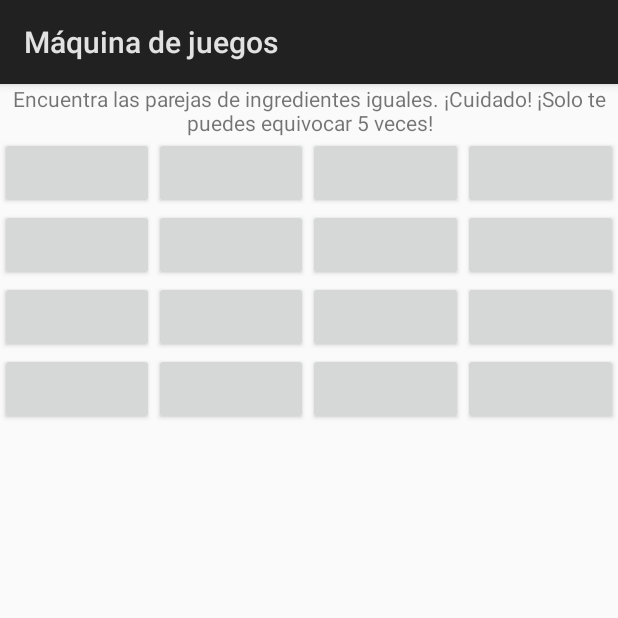
After one commit to JuanAntonioRomero/introduccion-a-android, an Android app: the MemoryGameActivity screen opened directly, with no data from a screen before it, on a phone screen of 412 x 824 dp, the top half of it. The commit adds this screen. Run offline under Robolectric (Android 15) with nearby library versions, the phone set to English and light mode, and no system bars.

Commit message:
Workshop - Step 5: Memory game

```diff
--- a/app/src/main/AndroidManifest.xml
+++ b/app/src/main/AndroidManifest.xml
@@ -18,6 +18,7 @@
         <activity android:name=".AdderGameActivity"/>
         <activity android:name=".GuessGameActivity"/>
         <activity android:name=".AdventureGameActivity"/>
+        <activity android:name=".MemoryGameActivity"/>
     </application>
 
 </manifest>
--- a/app/src/main/java/com/example/everis/android/introduccionaandroid/MainActivity.java
+++ b/app/src/main/java/com/example/everis/android/introduccionaandroid/MainActivity.java
@@ -39,5 +39,14 @@ public class MainActivity extends Activity {
                 startActivity(intent);
             }
         });
+
+        Button memoryGameButton = findViewById(R.id.button_game_memory);
+        memoryGameButton.setOnClickListener(new View.OnClickListener() {
+            @Override
+            public void onClick(View view) {
+                Intent intent = new Intent(MainActivity.this, MemoryGameActivity.class);
+                startActivity(intent);
+            }
+        });
     }
 }
--- /dev/null
+++ b/app/src/main/java/com/example/everis/android/introduccionaandroid/MemoryGameActivity.java
@@ -0,0 +1,174 @@
+package com.example.everis.android.introduccionaandroid;
+
+import android.app.Activity;
+import android.os.Bundle;
+import android.os.Handler;
+import android.os.Looper;
+import android.text.TextUtils;
+import android.view.View;
+import android.widget.Button;
+import android.widget.TextView;
+
+import java.util.ArrayList;
+import java.util.List;
+import java.util.Random;
+
+public class MemoryGameActivity extends Activity {
+
+    private static final int MAX_ERRORS = 5;
+
+    private TextView mPromptTextView;
+    private Button[][] mButtons = new Button[4][4];
+    private int[][] mAnswers = new int[4][4];
+    private Button mSelectedButton = null;
+    private int mErrorCount;
+
+    @Override
+    protected void onCreate(Bundle savedInstanceState) {
+        super.onCreate(savedInstanceState);
+        setContentView(R.layout.activity_memory);
+
+        mPromptTextView = findViewById(R.id.prompt);
+        mPromptTextView.setText(R.string.memory_prompt);
+
+        initializeAnswers();
+        initializeButtons();
+    }
+
+    private void initializeAnswers() {
+        List<Integer> answers = new ArrayList<>();
+        answers.add(R.string.memory_option1);
+        answers.add(R.string.memory_option1);
+        answers.add(R.string.memory_option2);
+        answers.add(R.string.memory_option2);
+        answers.add(R.string.memory_option3);
+        answers.add(R.string.memory_option3);
+        answers.add(R.string.memory_option4);
+        answers.add(R.string.memory_option4);
+        answers.add(R.string.memory_option5);
+        answers.add(R.string.memory_option5);
+        answers.add(R.string.memory_option6);
+        answers.add(R.string.memory_option6);
+        answers.add(R.string.memory_option7);
+        answers.add(R.string.memory_option7);
+        answers.add(R.string.memory_option8);
+        answers.add(R.string.memory_option8);
+
+        Random random = new Random();
+        int answersIndex;
+        int counter = 0;
+        while (answers.size() > 0) {
+            answersIndex = Math.abs(random.nextInt() % answers.size());
+            mAnswers[counter / 4][counter % 4] = answers.get(answersIndex);
+            answers.remove(answersIndex);
+            counter++;
+        }
+    }
+
+    private void initializeButtons() {
+        mButtons[0][0] = findViewById(R.id.button_0_0);
+        mButtons[0][1] = findViewById(R.id.button_0_1);
+        mButtons[0][2] = findViewById(R.id.button_0_2);
+        mButtons[0][3] = findViewById(R.id.button_0_3);
+        mButtons[1][0] = findViewById(R.id.button_1_0);
+        mButtons[1][1] = findViewById(R.id.button_1_1);
+        mButtons[1][2] = findViewById(R.id.button_1_2);
+        mButtons[1][3] = findViewById(R.id.button_1_3);
+        mButtons[2][0] = findViewById(R.id.button_2_0);
+        mButtons[2][1] = findViewById(R.id.button_2_1);
+        mButtons[2][2] = findViewById(R.id.button_2_2);
+        mButtons[2][3] = findViewById(R.id.button_2_3);
+        mButtons[3][0] = findViewById(R.id.button_3_0);
+        mButtons[3][1] = findViewById(R.id.button_3_1);
+        mButtons[3][2] = findViewById(R.id.button_3_2);
+        mButtons[3][3] = findViewById(R.id.button_3_3);
+
+        View.OnClickListener buttonClickListener = new View.OnClickListener() {
+            @Override
+            public void onClick(View view) {
+                if (TextUtils.isEmpty(((Button) view).getText())) {
+
+                    int x = -1;
+                    int y = -1;
+
+                    for (int i = 0; i < mButtons.length; i++) {
+                        for (int j = 0; j < mButtons[0].length; j++) {
+                            if (mButtons[i][j] == view) {
+                                x = i;
+                                y = j;
+                                break;
+                            }
+                        }
+                        if (x != -1) {
+                            break;
+                        }
+                    }
+
+                    final int finalX = x;
+                    final int finalY = y;
+
+                    mButtons[x][y].setText(mAnswers[x][y]);
+                    if (mSelectedButton == null) {
+                        mSelectedButton = mButtons[x][y];
+                    } else {
+                        if (TextUtils.equals(mSelectedButton.getText().toString(), getString(mAnswers[x][y]))) {
+                            mSelectedButton = null;
+                            if (hasWon()) {
+                                mPromptTextView.setText(R.string.memory_win);
+                            }
+                        } else {
+                            setAllButtonsEnabled(false);
+                            mErrorCount++;
+                            if (mErrorCount > MAX_ERRORS) {
+                                mPromptTextView.setText(R.string.memory_lose);
+                            } else {
+                                Utils.runOnUIThread(new Runnable() {
+                                    @Override
+                                    public void run() {
+                                        mSelectedButton.setText("");
+                                        mButtons[finalX][finalY].setText("");
+                                        setAllButtonsEnabled(true);
+                                        mSelectedButton = null;
+                                    }
+                                }, 1000);
+                            }
+                        }
+                    }
+                }
+            }
+        };
+
+        for (int i = 0; i < mButtons.length; i++) {
+            for (int j = 0; j < mButtons[0].length; j++) {
+                mButtons[i][j].setOnClickListener(buttonClickListener);
+            }
+        }
+    }
+
+    private void setAllButtonsEnabled(boolean enabled) {
+        for (int i = 0; i < mButtons.length; i++) {
+            for (int j = 0; j < mButtons[0].length; j++) {
+                mButtons[i][j].setEnabled(enabled);
+            }
+        }
+    }
+
+    private boolean hasWon() {
+        boolean res = true;
+
+        for (int i = 0; i < mButtons.length; i++) {
+            for (int j = 0; j < mButtons[0].length; j++) {
+                if (TextUtils.isEmpty(mButtons[i][j].getText())) {
+                    res = false;
+                    break;
+                }
+            }
+
+            if (!res) {
+                break;
+            }
+        }
+
+        return res;
+    }
+}
--- /dev/null
+++ b/app/src/main/java/com/example/everis/android/introduccionaandroid/Utils.java
@@ -0,0 +1,11 @@
+package com.example.everis.android.introduccionaandroid;
+
+import android.os.Handler;
+import android.os.Looper;
+
+public class Utils {
+
+    public static void runOnUIThread(Runnable runnable, long delay) {
+        new Handler(Looper.getMainLooper()).postDelayed(runnable, delay);
+    }
+}
--- /dev/null
+++ b/app/src/main/res/layout/activity_memory.xml
@@ -0,0 +1,133 @@
+<?xml version="1.0" encoding="utf-8"?>
+<LinearLayout xmlns:android="http://schemas.android.com/apk/res/android"
+              android:layout_width="match_parent"
+              android:layout_height="match_parent"
+              android:orientation="vertical">
+
+    <TextView
+        android:id="@+id/prompt"
+        android:layout_width="match_parent"
+        android:layout_height="wrap_content"
+        android:gravity="center"/>
+
+    <LinearLayout
+        android:layout_width="match_parent"
+        android:layout_height="wrap_content"
+        android:orientation="horizontal">
+
+        <Button
+            android:id="@+id/button_0_0"
+            android:layout_width="0dp"
+            android:layout_height="wrap_content"
+            android:layout_weight="1"/>
+
+        <Button
+            android:id="@+id/button_1_0"
+            android:layout_width="0dp"
+            android:layout_height="wrap_content"
+            android:layout_weight="1"/>
+
+        <Button
+            android:id="@+id/button_2_0"
+            android:layout_width="0dp"
+            android:layout_height="wrap_content"
+            android:layout_weight="1"/>
+
+        <Button
+            android:id="@+id/button_3_0"
+            android:layout_width="0dp"
+            android:layout_height="wrap_content"
+            android:layout_weight="1"/>
+    </LinearLayout>
+
+    <LinearLayout
+        android:layout_width="match_parent"
+        android:layout_height="wrap_content"
+        android:orientation="horizontal">
+
+        <Button
+            android:id="@+id/button_0_1"
+            android:layout_width="0dp"
+            android:layout_height="wrap_content"
+            android:layout_weight="1"/>
+
+        <Button
+            android:id="@+id/button_1_1"
+            android:layout_width="0dp"
+            android:layout_height="wrap_content"
+            android:layout_weight="1"/>
+
+        <Button
+            android:id="@+id/button_2_1"
+            android:layout_width="0dp"
+            android:layout_height="wrap_content"
+            android:layout_weight="1"/>
+
+        <Button
+            android:id="@+id/button_3_1"
+            android:layout_width="0dp"
+            android:layout_height="wrap_content"
+            android:layout_weight="1"/>
+    </LinearLayout>
+
+    <LinearLayout
+        android:layout_width="match_parent"
+        android:layout_height="wrap_content"
+        android:orientation="horizontal">
+
+        <Button
+            android:id="@+id/button_0_2"
+            android:layout_width="0dp"
+            android:layout_height="wrap_content"
+            android:layout_weight="1"/>
+
+        <Button
+            android:id="@+id/button_1_2"
+            android:layout_width="0dp"
+            android:layout_height="wrap_content"
+            android:layout_weight="1"/>
+
+        <Button
+            android:id="@+id/button_2_2"
+            android:layout_width="0dp"
+            android:layout_height="wrap_content"
+            android:layout_weight="1"/>
+
+        <Button
+            android:id="@+id/button_3_2"
+            android:layout_width="0dp"
+            android:layout_height="wrap_content"
+            android:layout_weight="1"/>
+    </LinearLayout>
+
+    <LinearLayout
+        android:layout_width="match_parent"
+        android:layout_height="wrap_content"
+        android:orientation="horizontal">
+
+        <Button
+            android:id="@+id/button_0_3"
+            android:layout_width="0dp"
+            android:layout_height="wrap_content"
+            android:layout_weight="1"/>
+
+        <Button
+            android:id="@+id/button_1_3"
+            android:layout_width="0dp"
+            android:layout_height="wrap_content"
+            android:layout_weight="1"/>
+
+        <Button
+            android:id="@+id/button_2_3"
+            android:layout_width="0dp"
+            android:layout_height="wrap_content"
+            android:layout_weight="1"/>
+
+        <Button
+            android:id="@+id/button_3_3"
+            android:layout_width="0dp"
+            android:layout_height="wrap_content"
+            android:layout_weight="1"/>
+    </LinearLayout>
+
+</LinearLayout>
--- a/app/src/main/res/values/strings.xml
+++ b/app/src/main/res/values/strings.xml
@@ -41,4 +41,16 @@
     <string name="adventure_location_2_0">Entre la niebla puedes divisar una escarpada cordillera de montañas coronadas de nieve. Un grupo de jabalíes corretean por la ladera de una de las montañas, los lechones jugueteando entre ellos mientras los adultos se afanan buscando comida.</string>
     <string name="adventure_location_2_1">Delante tuya se alza una pequeña cabaña de piedra y puerta de madera. Parece abandonada desde hace mucho tiempo, salvo por caracoles y algún que otro murciélago que cuelga del porche delantero.</string>
     <string name="adventure_location_2_2">Un pozo se alza perdido en este lugar, último retazo de civilización en este paraje perdido. Mirando en su interior puedes ver que está seco desde hace tiempo.</string>
+
+    <string name="memory_prompt">Encuentra las parejas de ingredientes iguales. ¡Cuidado! ¡Solo te puedes equivocar 5 veces!</string>
+    <string name="memory_win">¡Enhorabuena! ¡Has ganado!</string>
+    <string name="memory_lose">Lo siento, has perdido. ¡Inténtalo otra vez!</string>
+    <string name="memory_option1">Ternera</string>
+    <string name="memory_option2">Atún</string>
+    <string name="memory_option3">Zanahoria</string>
+    <string name="memory_option4">Cebolla</string>
+    <string name="memory_option5">Rata</string>
+    <string name="memory_option6">Pollo</string>
+    <string name="memory_option7">Queso</string>
+    <string name="memory_option8">Pan</string>
 </resources>
```
